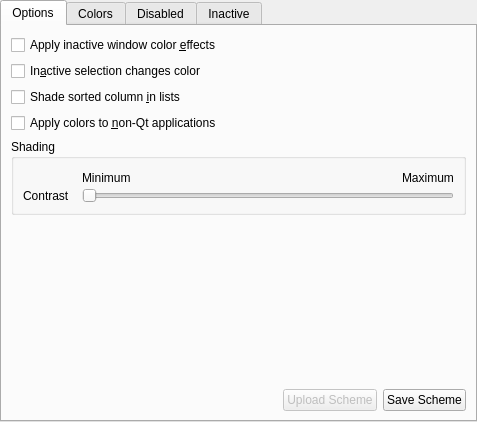
Above: kcms/colors/coloredit.ui from Sonic-DE/sonic-desktop-interface before the change. Below: the same form after it.
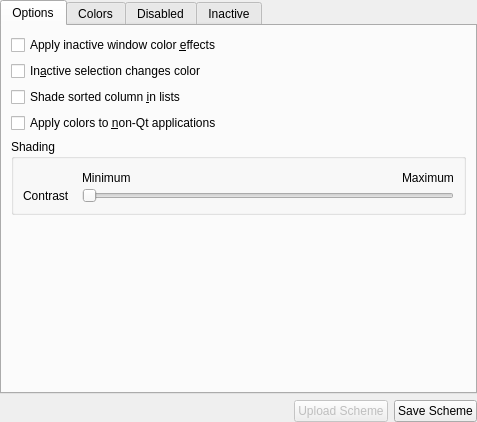
That is the form after the change. Custom widgets are drawn as their Qt base class.

Commit message: Colors KCM: move buttons below tabwidget in external dialog

Diff of the .ui file:
```diff
--- a/kcms/colors/coloredit.ui
+++ b/kcms/colors/coloredit.ui
@@ -142,46 +142,6 @@
          </property>
         </spacer>
        </item>
-       <item>
-        <layout class="QHBoxLayout" name="horizontalLayout">
-         <item>
-          <spacer name="horizontalSpacer_2">
-           <property name="orientation">
-            <enum>Qt::Horizontal</enum>
-           </property>
-           <property name="sizeHint" stdset="0">
-            <size>
-             <width>40</width>
-             <height>20</height>
-            </size>
-           </property>
-          </spacer>
-         </item>
-         <item>
-          <widget class="QPushButton" name="schemeKnsUploadButton">
-           <property name="enabled">
-            <bool>false</bool>
-           </property>
-           <property name="toolTip">
-            <string>Share the selected scheme on the Internet</string>
-           </property>
-           <property name="text">
-            <string>Upload Scheme</string>
-           </property>
-          </widget>
-         </item>
-         <item>
-          <widget class="QPushButton" name="schemeSaveButton">
-           <property name="toolTip">
-            <string>Save the current color scheme</string>
-           </property>
-           <property name="text">
-            <string>Save Scheme</string>
-           </property>
-          </widget>
-         </item>
-        </layout>
-       </item>
       </layout>
      </widget>
      <widget class="QWidget" name="pageColors">
@@ -1101,6 +1061,46 @@
      </widget>
     </widget>
    </item>
+   <item>
+    <layout class="QHBoxLayout" name="horizontalLayout">
+     <item>
+      <spacer name="horizontalSpacer_2">
+       <property name="orientation">
+        <enum>Qt::Horizontal</enum>
+       </property>
+       <property name="sizeHint" stdset="0">
+        <size>
+         <width>40</width>
+         <height>20</height>
+        </size>
+       </property>
+      </spacer>
+     </item>
+     <item>
+      <widget class="QPushButton" name="schemeKnsUploadButton">
+       <property name="enabled">
+        <bool>false</bool>
+       </property>
+       <property name="toolTip">
+        <string>Share the selected scheme on the Internet</string>
+       </property>
+       <property name="text">
+        <string>Upload Scheme</string>
+       </property>
+      </widget>
+     </item>
+     <item>
+      <widget class="QPushButton" name="schemeSaveButton">
+       <property name="toolTip">
+        <string>Save the current color scheme</string>
+       </property>
+       <property name="text">
+        <string>Save Scheme</string>
+       </property>
+      </widget>
+     </item>
+    </layout>
+    </item>
   </layout>
  </widget>
  <customwidgets>
```
Left out of the diff: 4 changed lines with no effect on the pictures.
